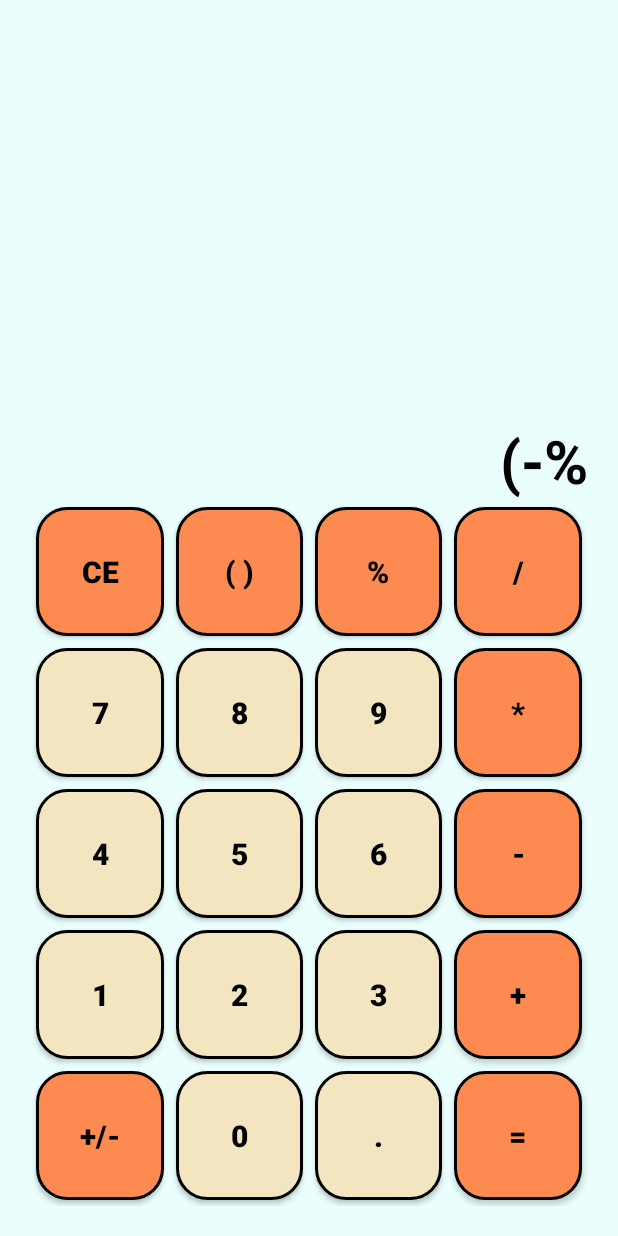
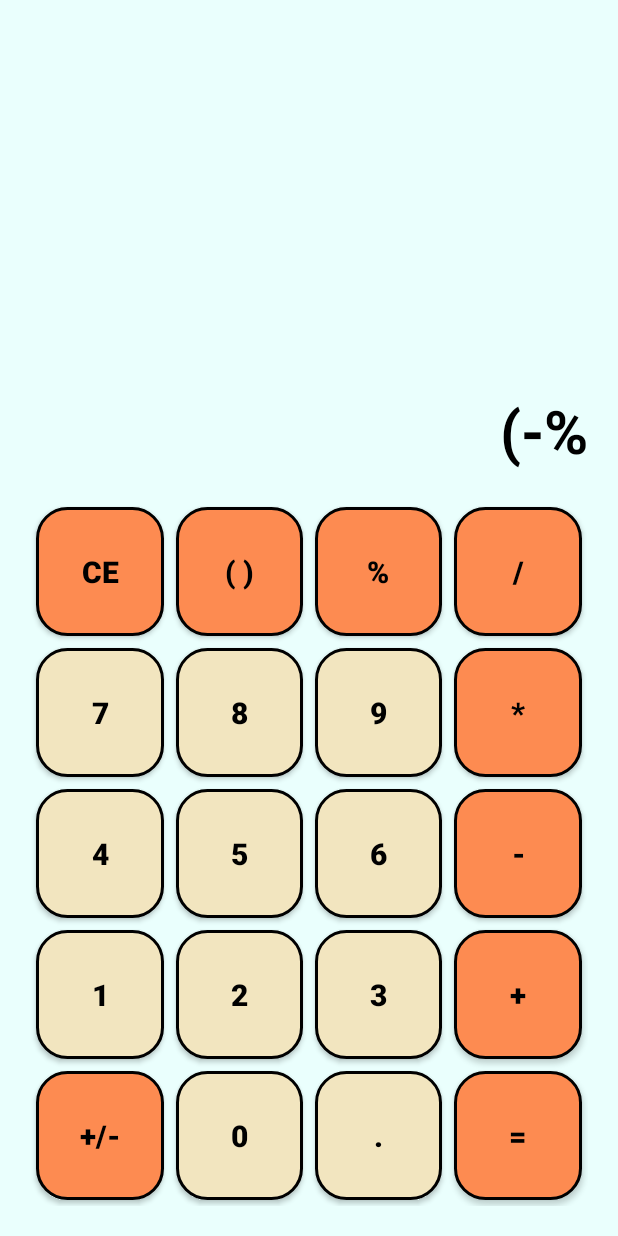
Before and after one commit to vlad7589/Calculator, an Android app: the screen it shows after launch (MainActivity), after a tap on an icon or button, on a phone screen of 412 x 824 dp. Run offline under Robolectric (Android 15) with nearby library versions, the phone set to English and light mode, and no system bars; our stand-ins replace data binding; 2 other taps on this screen came first.

Commit message:
Add bottom padding

```diff
--- a/app/src/main/res/layout/activity_main.xml
+++ b/app/src/main/res/layout/activity_main.xml
@@ -26,6 +26,7 @@
                 android:layout_height="fill_parent"
                 android:layout_weight="1.8"
                 android:gravity="end|bottom"
+                android:paddingBottom="20dp"
                 android:textSize="@dimen/text_size"
                 android:text="@{viewModel.translateText.toString()}">
             </TextView>
```
